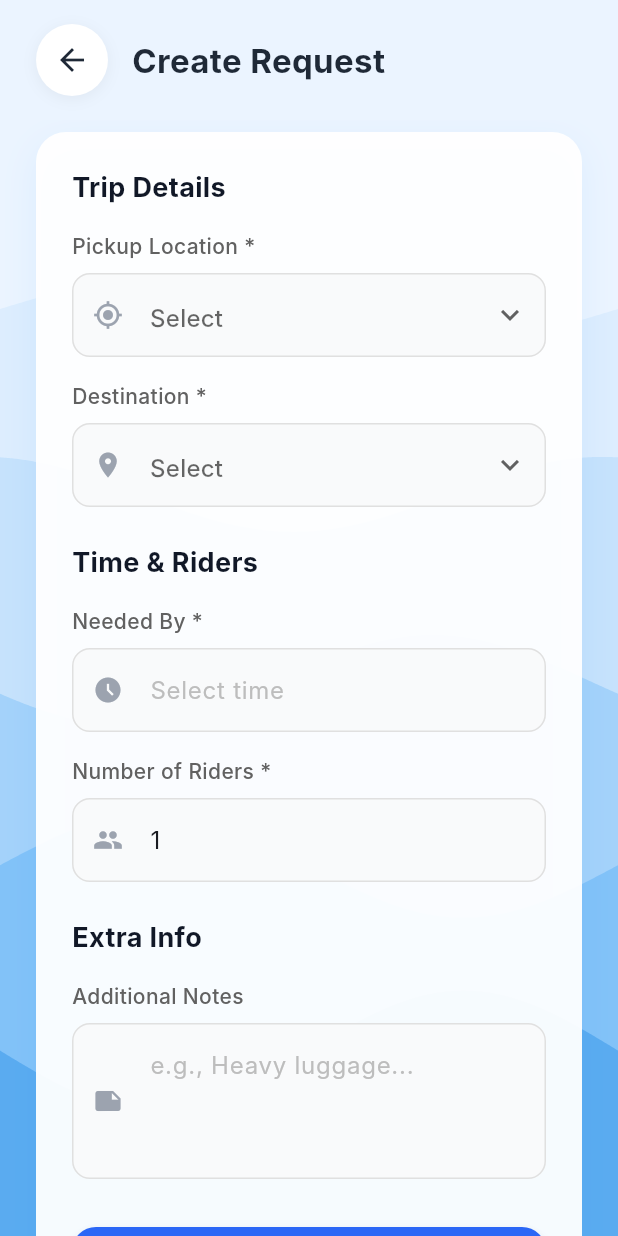
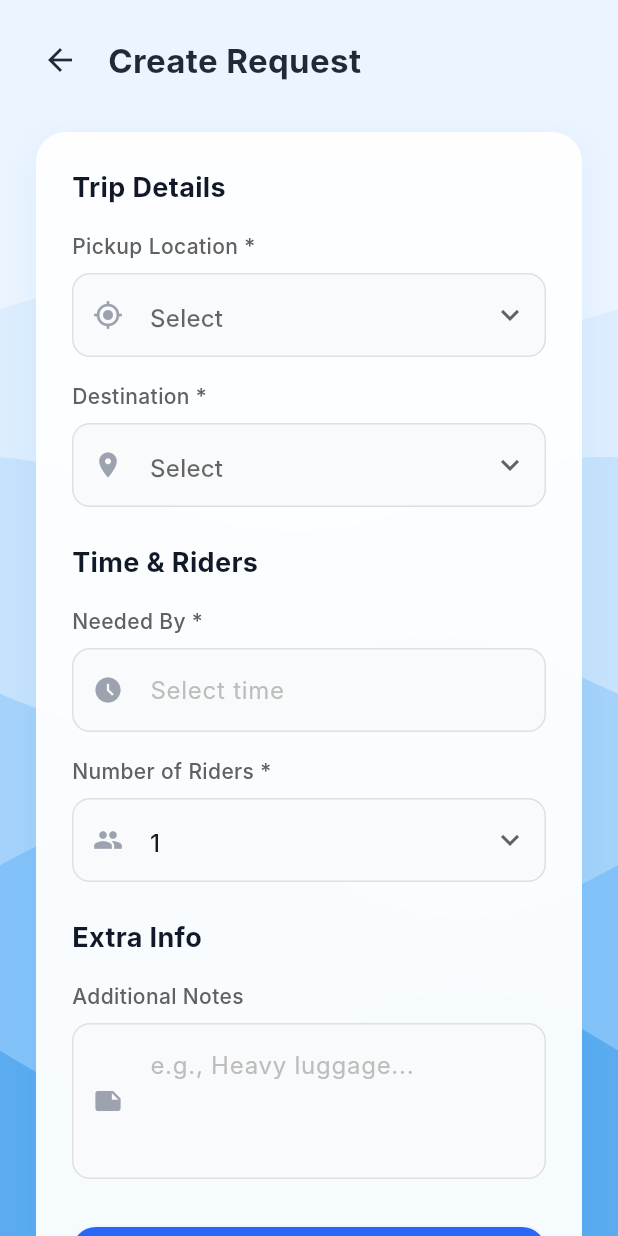
Before and after one commit to alfannm/RideShareBuddy, a Flutter app: the CreateRequestScreen screen opened directly with empty values, after a tap on the "arrow back" icon, on a phone screen of 412 x 824 dp. Run offline on Flutter 3.47's test engine with Material 3 defaults, Android fonts, the phone set to English and light mode, and no system bars; accounts and stored records are empty; Roboto replaces fonts that are missing (Inter).

Commit message:
Replace seat/rider text fields with dropdowns in forms
Updated the CreateOfferScreen and CreateRequestScreen to use dropdowns for selecting the number of seats and riders, respectively, instead of freeform text fields. Also simplified the header back button styling and removed redundant validation logic for these fields. The FluidBackgroundPainter is now imported from home_screen.dart instead of being duplicated.

```diff
--- a/lib/screens/create_request_screen.dart
+++ b/lib/screens/create_request_screen.dart
@@ -3,6 +3,7 @@ import 'package:flutter/material.dart';
 import 'package:flutter/services.dart';
 import '../models/ride.dart';
 import '../models/user.dart';
+import 'home_screen.dart'; // Imports FluidBackgroundPainter
 
 class CreateRequestScreen extends StatefulWidget {
   final UserProfile? userProfile;
@@ -26,27 +27,19 @@ class _CreateRequestScreenState extends State<CreateRequestScreen> {
   String pickup = '';
   String destination = '';
   String time = '';
-  int riders = 1;
+  int riders = 1; // Default value
   String notes = '';
 
   final List<String> locationOptions = [
-    'KTS',
-    'Library',
-    'Residential College',
-    'Campus Gate',
-    'Lecture Hall A',
-    'Mydin',
-    'Kuala Terengganu',
+    'KTS', 'Library', 'Residential College', 'Campus Gate',
+    'Lecture Hall A', 'Mydin', 'Kuala Terengganu',
   ];
+
+  // Generate list '1' to '9'
+  final List<String> riderOptions = List.generate(9, (index) => (index + 1).toString());
 
   String? validateRequired(String? value, String fieldName) {
     if (value == null || value.isEmpty) return '$fieldName is required';
-    return null;
-  }
-
-  String? validateRiders(String? value) {
-    if (value == null || value.isEmpty) return 'Required';
-    if (int.tryParse(value) == null) return 'Invalid';
     return null;
   }
 
@@ -54,9 +47,7 @@ class _CreateRequestScreenState extends State<CreateRequestScreen> {
     if (_formKey.currentState!.validate()) {
       if (time.isEmpty) {
         ScaffoldMessenger.of(context).showSnackBar(
-          const SnackBar(
-              content: Text('Please select a time'),
-              backgroundColor: Colors.red),
+          const SnackBar(content: Text('Please select a time'), backgroundColor: Colors.red),
         );
         return;
       }
@@ -68,16 +59,13 @@ class _CreateRequestScreenState extends State<CreateRequestScreen> {
         time: time,
         riders: riders,
         requesterName: widget.userProfile?.name ?? 'Anonymous',
-        requesterInfo:
-            widget.userProfile?.getContactInfo() ?? 'No contact info',
+        requesterInfo: widget.userProfile?.getContactInfo() ?? 'No contact info',
         notes: notes.isEmpty ? null : notes,
       );
 
       widget.onSubmit(request);
       ScaffoldMessenger.of(context).showSnackBar(
-        const SnackBar(
-            content: Text('Request created successfully!'),
-            backgroundColor: Color(0xFF4CAF50)),
+        const SnackBar(content: Text('Request created successfully!'), backgroundColor: Color(0xFF4CAF50)),
       );
     }
   }
@@ -99,29 +87,18 @@ class _CreateRequestScreenState extends State<CreateRequestScreen> {
           SafeArea(
             child: Column(
               children: [
-                // --- STICKY HEADER ---
+                // --- STICKY HEADER (Fixed: Removed Circle) ---
                 Padding(
-                  padding:
-                      const EdgeInsets.symmetric(horizontal: 24, vertical: 16),
+                  padding: const EdgeInsets.symmetric(horizontal: 16, vertical: 16),
                   child: Row(
                     children: [
-                      Container(
-                        decoration: BoxDecoration(
-                            color: Colors.white,
-                            shape: BoxShape.circle,
-                            boxShadow: [
-                              BoxShadow(
-                                  color: Colors.black.withOpacity(0.05),
-                                  blurRadius: 8,
-                                  offset: const Offset(0, 2))
-                            ]),
-                        child: IconButton(
-                          onPressed: widget.onBack,
-                          icon: const Icon(Icons.arrow_back),
-                          color: const Color(0xFF1F2937),
-                        ),
+                      IconButton(
+                        onPressed: widget.onBack,
+                        icon: const Icon(Icons.arrow_back),
+                        color: const Color(0xFF1F2937),
+                        iconSize: 24,
                       ),
-                      const SizedBox(width: 16),
+                      const SizedBox(width: 8),
                       const Text(
                         'Create Request',
                         style: TextStyle(
@@ -159,55 +136,58 @@ class _CreateRequestScreenState extends State<CreateRequestScreen> {
                           children: [
                             _buildSectionTitle('Trip Details'),
                             const SizedBox(height: 16),
+
                             _buildDropdownField(
                               label: 'Pickup Location',
                               value: pickup.isEmpty ? null : pickup,
                               items: locationOptions,
-                              onChanged: (v) =>
-                                  setState(() => pickup = v ?? ''),
+                              onChanged: (v) => setState(() => pickup = v ?? ''),
                               validator: (v) => validateRequired(v, 'Pickup'),
                               icon: Icons.my_location,
                             ),
                             const SizedBox(height: 16),
+
                             _buildDropdownField(
                               label: 'Destination',
                               value: destination.isEmpty ? null : destination,
                               items: locationOptions,
-                              onChanged: (v) =>
-                                  setState(() => destination = v ?? ''),
-                              validator: (v) =>
-                                  validateRequired(v, 'Destination'),
+                              onChanged: (v) => setState(() => destination = v ?? ''),
+                              validator: (v) => validateRequired(v, 'Destination'),
                               icon: Icons.location_on,
                             ),
+
                             const SizedBox(height: 24),
                             _buildSectionTitle('Time & Riders'),
                             const SizedBox(height: 16),
+
                             _buildDateTimeField(
                               label: 'Needed By',
                               value: time,
                               placeholder: 'Select time',
                               icon: Icons.access_time_filled,
                               onTap: () async {
-                                final t = await showTimePicker(
-                                    context: context,
-                                    initialTime: TimeOfDay.now());
+                                final t = await showTimePicker(context: context, initialTime: TimeOfDay.now());
                                 if (t != null) {
                                   setState(() => time = t.format(context));
                                 }
                               },
                             ),
                             const SizedBox(height: 16),
-                            _buildInputField(
+
+                            // NEW: Dropdown for Riders
+                            _buildDropdownField(
                               label: 'Number of Riders',
-                              initialValue: '1',
-                              inputType: TextInputType.number,
-                              validator: validateRiders,
-                              onSaved: (v) => riders = int.parse(v ?? '1'),
+                              value: riders.toString(),
+                              items: riderOptions,
+                              onChanged: (v) => setState(() => riders = int.parse(v!)),
+                              validator: null,
                               icon: Icons.people,
                             ),
+
                             const SizedBox(height: 24),
                             _buildSectionTitle('Extra Info'),
                             const SizedBox(height: 16),
+
                             _buildInputField(
                               label: 'Additional Notes',
                               placeholder: 'e.g., Heavy luggage...',
@@ -215,27 +195,24 @@ class _CreateRequestScreenState extends State<CreateRequestScreen> {
                               maxLines: 3,
                               onSaved: (v) => notes = v ?? '',
                             ),
+
                             const SizedBox(height: 32),
+
                             SizedBox(
                               width: double.infinity,
                               height: 54,
                               child: ElevatedButton(
                                 onPressed: handleSubmit,
                                 style: ElevatedButton.styleFrom(
-                                  backgroundColor: const Color(
-                                      0xFF2B67F6), // Request uses Blue
+                                  backgroundColor: const Color(0xFF2B67F6), // Request uses Blue
                                   foregroundColor: Colors.white,
                                   elevation: 4,
-                                  shadowColor:
-                                      const Color(0xFF2B67F6).withOpacity(0.4),
-                                  shape: RoundedRectangleBorder(
-                                      borderRadius: BorderRadius.circular(16)),
+                                  shadowColor: const Color(0xFF2B67F6).withOpacity(0.4),
+                                  shape: RoundedRectangleBorder(borderRadius: BorderRadius.circular(16)),
                                 ),
                                 child: const Text(
                                   'Create Request',
-                                  style: TextStyle(
-                                      fontSize: 18,
-                                      fontWeight: FontWeight.bold),
+                                  style: TextStyle(fontSize: 18, fontWeight: FontWeight.bold),
                                 ),
                               ),
                             ),
@@ -258,7 +235,10 @@ class _CreateRequestScreenState extends State<CreateRequestScreen> {
     return Text(
       title,
       style: const TextStyle(
-          fontSize: 18, fontWeight: FontWeight.bold, color: Color(0xFF111827)),
+        fontSize: 18,
+        fontWeight: FontWeight.bold,
+        color: Color(0xFF111827)
+      ),
     );
   }
 
@@ -275,19 +255,13 @@ class _CreateRequestScreenState extends State<CreateRequestScreen> {
     return Column(
       crossAxisAlignment: CrossAxisAlignment.start,
       children: [
-        Text('$label ${validator != null ? "*" : ""}',
-            style: TextStyle(
-                fontSize: 14,
-                fontWeight: FontWeight.w500,
-                color: Colors.grey[700])),
+        Text('$label ${validator != null ? "*" : ""}', style: TextStyle(fontSize: 14, fontWeight: FontWeight.w500, color: Colors.grey[700])),
         const SizedBox(height: 8),
         TextFormField(
           initialValue: initialValue,
           keyboardType: inputType,
           maxLines: maxLines,
-          inputFormatters: inputType == TextInputType.number
-              ? [FilteringTextInputFormatter.digitsOnly]
-              : [],
+          inputFormatters: inputType == TextInputType.number ? [FilteringTextInputFormatter.digitsOnly] : [],
           decoration: _inputDecoration(placeholder, icon),
           validator: validator,
           onSaved: onSaved,
@@ -306,19 +280,12 @@ class _CreateRequestScreenState extends State<CreateRequestScreen> {
     return Column(
       crossAxisAlignment: CrossAxisAlignment.start,
       children: [
-        Text('$label *',
-            style: TextStyle(
-                fontSize: 14,
-                fontWeight: FontWeight.w500,
-                color: Colors.grey[700])),
+        Text('$label *', style: TextStyle(fontSize: 14, fontWeight: FontWeight.w500, color: Colors.grey[700])),
         const SizedBox(height: 8),
         TextFormField(
           readOnly: true,
-          decoration:
-              _inputDecoration(value.isEmpty ? placeholder : value, icon)
-                  .copyWith(
-            hintStyle: TextStyle(
-                color: value.isEmpty ? Colors.grey[400] : Colors.black87),
+          decoration: _inputDecoration(value.isEmpty ? placeholder : value, icon).copyWith(
+            hintStyle: TextStyle(color: value.isEmpty ? Colors.grey[400] : Colors.black87),
           ),
           onTap: onTap,
         ),
@@ -337,19 +304,13 @@ class _CreateRequestScreenState extends State<CreateRequestScreen> {
     return Column(
       crossAxisAlignment: CrossAxisAlignment.start,
       children: [
-        Text('$label *',
-            style: TextStyle(
-                fontSize: 14,
-                fontWeight: FontWeight.w500,
-                color: Colors.grey[700])),
+        Text('$label *', style: TextStyle(fontSize: 14, fontWeight: FontWeight.w500, color: Colors.grey[700])),
         const SizedBox(height: 8),
         DropdownButtonFormField<String>(
           value: value,
           icon: const Icon(Icons.keyboard_arrow_down),
           decoration: _inputDecoration('Select', icon),
-          items: items
-              .map((l) => DropdownMenuItem(value: l, child: Text(l)))
-              .toList(),
+          items: items.map((l) => DropdownMenuItem(value: l, child: Text(l))).toList(),
           onChanged: onChanged,
           validator: validator,
         ),
@@ -384,77 +345,3 @@ class _CreateRequestScreenState extends State<CreateRequestScreen> {
     );
   }
 }
-
-// --- Shared Fluid Wave Background Painter ---
-class FluidBackgroundPainter extends CustomPainter {
-  final double animationValue;
-  FluidBackgroundPainter({required this.animationValue});
-
-  @override
-  void paint(Canvas canvas, Size size) {
-    final paint = Paint();
-    const double twoPi = 2 * math.pi;
-
-    // Wave 1 (Back/Top)
-    paint.color = const Color(0xFFBBDEFB).withOpacity(0.3);
-    _drawWave(canvas, size, paint,
-        baselineY: size.height * 0.25,
-        amplitude: 20,
-        speedMultiplier: 1.0 * twoPi,
-        offset: 0);
-    // Wave 2
-    paint.color = const Color(0xFF90CAF9).withOpacity(0.3);
-    _drawWave(canvas, size, paint,
-        baselineY: size.height * 0.4,
-        amplitude: 25,
-        speedMultiplier: 1.3 * twoPi,
-        offset: math.pi / 4);
-    // Wave 3
-    paint.color = const Color(0xFF64B5F6).withOpacity(0.35);
-    _drawWave(canvas, size, paint,
-        baselineY: size.height * 0.55,
-        amplitude: 30,
-        speedMultiplier: 1.6 * twoPi,
-        offset: math.pi / 2);
-    // Wave 4
-    paint.color = const Color(0xFF42A5F5).withOpacity(0.35);
-    _drawWave(canvas, size, paint,
-        baselineY: size.height * 0.7,
-        amplitude: 35,
-        speedMultiplier: 2.0 * twoPi,
-        offset: math.pi);
-    // Wave 5 (Front/Bottom)
-    paint.color = const Color(0xFF1E88E5).withOpacity(0.4);
-    _drawWave(canvas, size, paint,
-        baselineY: size.height * 0.85,
-        amplitude: 40,
-        speedMultiplier: 2.5 * twoPi,
-        offset: math.pi * 1.5);
-  }
-
-  void _drawWave(Canvas canvas, Size size, Paint paint,
-      {required double baselineY,
-      required double amplitude,
-      required double speedMultiplier,
-      required double offset}) {
-    final path = Path();
-    path.moveTo(0, baselineY);
-    for (double i = 0; i <= size.width; i++) {
-      path.lineTo(
-          i,
-          baselineY +
-              amplitude *
-                  math.sin((i / size.width * 2 * math.pi) +
-                      (animationValue * speedMultiplier) +
-                      offset));
-    }
-    path.lineTo(size.width, size.height);
-    path.lineTo(0, size.height);
-    path.close();
-    canvas.drawPath(path, paint);
-  }
-
-  @override
-  bool shouldRepaint(covariant FluidBackgroundPainter oldDelegate) =>
-      oldDelegate.animationValue != animationValue;
-}
```
Also changed, not shown: lib/screens/create_offer_screen.dart (+23 -75 lines).
